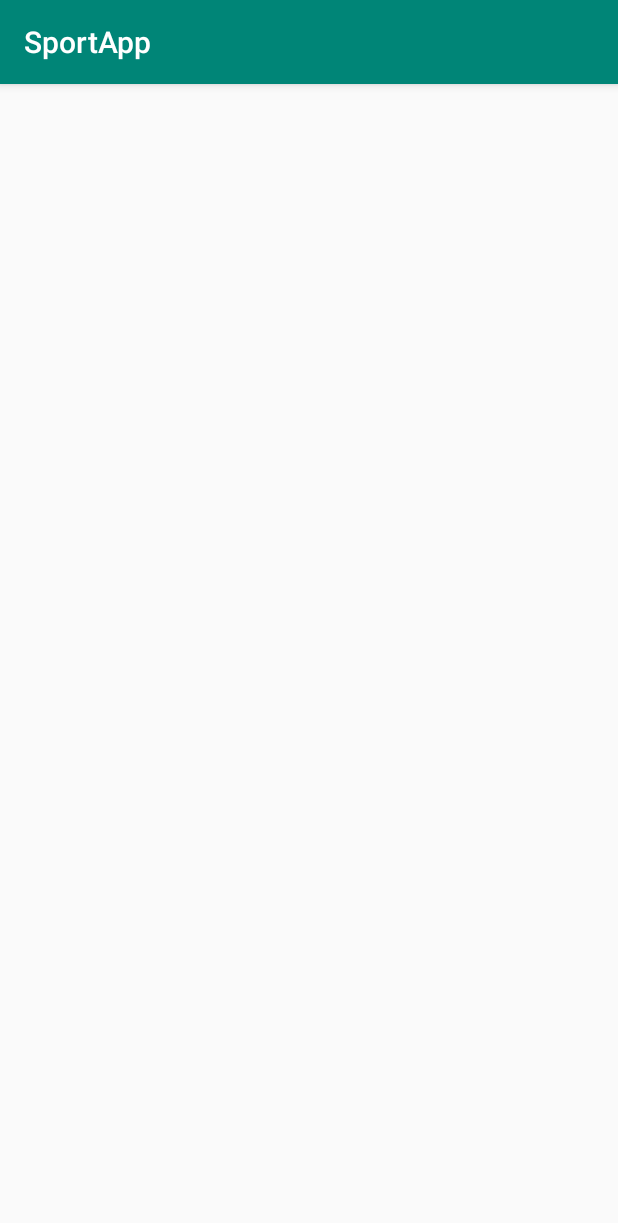
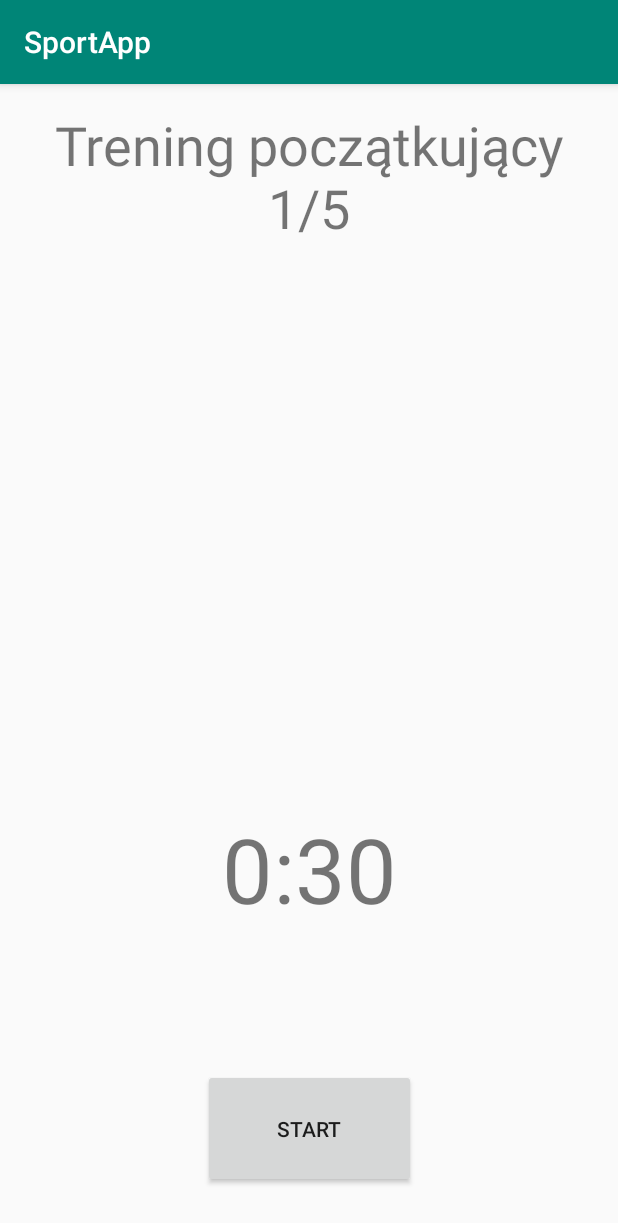
Before and after one commit to vegenative/SportsApp, an Android app: the Stoper screen opened directly, with no data from a screen before it, on a phone screen of 412 x 824 dp. Shown: the top 1223 px of the screen. Run offline under Robolectric (Android 15) with nearby library versions, the phone set to English and light mode, and no system bars.

Commit message:
add stoper and rest timer

```diff
--- a/app/src/main/java/com/example/sportapp/MainActivity.java
+++ b/app/src/main/java/com/example/sportapp/MainActivity.java
@@ -33,13 +33,11 @@ public class MainActivity extends AppCompatActivity {
 
 
     }
-
+// Stoper
     private void moveToStoper(){
         Intent intent = new Intent(MainActivity.this, Stoper.class);
         startActivity(intent);
     }
 
-    public Button getButtonEasy() {
-        return buttonEasy;
-    }
+
 }
--- a/app/src/main/java/com/example/sportapp/Stoper.java
+++ b/app/src/main/java/com/example/sportapp/Stoper.java
@@ -3,12 +3,124 @@ package com.example.sportapp;
 import androidx.appcompat.app.AppCompatActivity;
 
 import android.os.Bundle;
+import android.os.CountDownTimer;
+import android.view.View;
+import android.widget.Button;
+import android.widget.TextView;
 
 public class Stoper extends AppCompatActivity {
+
+    TextView TopicTextView;
+    TextView TimerText;
+    Button StartButton;
+    boolean running;
+    private CountDownTimer countDownTimer;
+    public long timeLeft = 30000; // 30 sec
+    private int seria = 1;
 
     @Override
     protected void onCreate(Bundle savedInstanceState) {
         super.onCreate(savedInstanceState);
         setContentView(R.layout.activity_stoper);
+
+        TimerText = findViewById(R.id.TimerText);
+        StartButton = findViewById(R.id.StartButton);
+        TopicTextView = findViewById(R.id.TopicTextView);
+
+        TopicTextView.setText("Trening początkujący" + "\n" + seria+ "/" + "5" );
+
+
+        StartButton.setOnClickListener(new View.OnClickListener() {
+            @Override
+            public void onClick(View v) {
+                startStop();
+            }
+        });
+        updateTimerText();
     }
+
+
+    ////////////////////////////Metody/////////////////////////////////////////
+
+    /// Timer
+    public void startTimer(){
+        countDownTimer = new CountDownTimer(this.timeLeft,1000){
+
+            @Override
+            public void onTick(long l) {
+                timeLeft = l;                       // aktualizuje czas
+                updateTimerText();                  // aktualizuje text
+            }
+
+            @Override
+            public void onFinish() {
+                odpoczynek();
+
+            }
+
+        }.start();                                  // zaczynamy liczyc
+
+        StartButton.setText("Zatrzymaj");          //jeśli leci czas to Start = Zatrzymaj
+        running = true; // leci czas
+    }
+
+
+    public void startStop (){
+       if(running){
+           stopTimer();
+       }
+       else{
+           startTimer();
+       }
+    }
+
+    public void stopTimer(){
+        countDownTimer.cancel();                    //zatrzymujemy czas
+        running = false;
+        StartButton.setText("Wznów");               //jeśli wstrzymano to zatrzymaj = wznów
+    }
+
+    public void updateTimerText() {
+        int minutes = (int) timeLeft / 60000;
+        int seconds = (int) timeLeft % 60000 / 1000; //zmieniamy czas z milisekund na sekundy i minuty
+
+        String timeLeftText;
+
+
+        timeLeftText = minutes + ":";
+        if(seconds<10) timeLeftText += "0";
+        timeLeftText += seconds;
+
+        TimerText.setText(timeLeftText);            // tworzymy zmienna tekstowa do wyswietlania czasu i przypisujemy textVIew
+   }
+   public void odpoczynek(){
+
+       TopicTextView.setText("Czas na odpoczynek");
+       timeLeft = 20000;
+       updateTimerText();
+       startTimer();
+       running = true;
+       seria += 1;
+   }
+
+
+
+
+
+
+
+//    new CountDownTimer(30000, 1000) {
+//
+//        public void onTick(long millisUntilFinished) {
+//            mTextField.setText("seconds remaining: " + millisUntilFinished / 1000);
+//        }
+//
+//        public void onFinish() {
+//            mTextField.setText("done!");
+//        }
+//    }.start();
+
+
+
+
 }
--- /dev/null
+++ b/app/src/main/java/com/example/sportapp/Timer.java
@@ -0,0 +1,4 @@
+package com.example.sportapp;
+
+public class Timer {
+}
--- a/app/src/main/res/layout/activity_stoper.xml
+++ b/app/src/main/res/layout/activity_stoper.xml
@@ -6,4 +6,39 @@
     android:layout_height="match_parent"
     tools:context=".Stoper">
 
+    <Button
+        android:id="@+id/StartButton"
+        android:layout_width="142dp"
+        android:layout_height="79dp"
+        android:layout_marginBottom="32dp"
+        android:onClick="startTimer"
+        android:text="Start"
+        app:layout_constraintBottom_toBottomOf="parent"
+        app:layout_constraintEnd_toEndOf="parent"
+        app:layout_constraintHorizontal_bias="0.5"
+        app:layout_constraintStart_toStartOf="parent" />
+
+    <TextView
+        android:id="@+id/TopicTextView"
+        android:layout_width="0dp"
+        android:layout_height="wrap_content"
+        android:layout_marginTop="16dp"
+        android:text="Trening początkujący"
+        android:textAlignment="center"
+        android:textSize="36sp"
+        app:layout_constraintEnd_toEndOf="parent"
+        app:layout_constraintHorizontal_bias="0.5"
+        app:layout_constraintStart_toStartOf="parent"
+        app:layout_constraintTop_toTopOf="parent" />
+
+    <TextView
+        android:id="@+id/TimerText"
+        android:layout_width="0dp"
+        android:layout_height="142dp"
+        android:layout_marginBottom="32dp"
+        android:textAlignment="center"
+        android:textSize="60sp"
+        app:layout_constraintBottom_toTopOf="@+id/StartButton"
+        app:layout_constraintEnd_toEndOf="parent"
+        app:layout_constraintStart_toStartOf="parent" />
 </androidx.constraintlayout.widget.ConstraintLayout>
```
